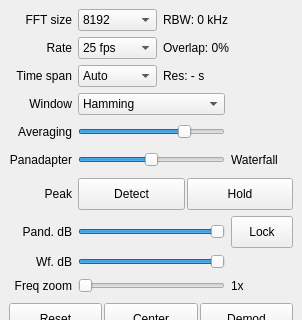
Above: src/qtgui/dockfft.ui from gqrx-sdr/gqrx before the change; both pictures show x 0 to 302 and y 0 to 320 of the 302 by 534 pixel window. Below: the same form after it.
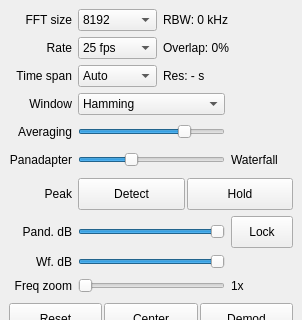
That is the form after the change. Icons and pictures are not drawn. Custom widgets are drawn as their Qt base class.

The edit to the form file:
```diff
--- a/src/qtgui/dockfft.ui
+++ b/src/qtgui/dockfft.ui
@@ -497,7 +497,7 @@
              <number>100</number>
             </property>
             <property name="value">
-             <number>50</number>
+             <number>35</number>
             </property>
             <property name="orientation">
              <enum>Qt::Horizontal</enum>
```
